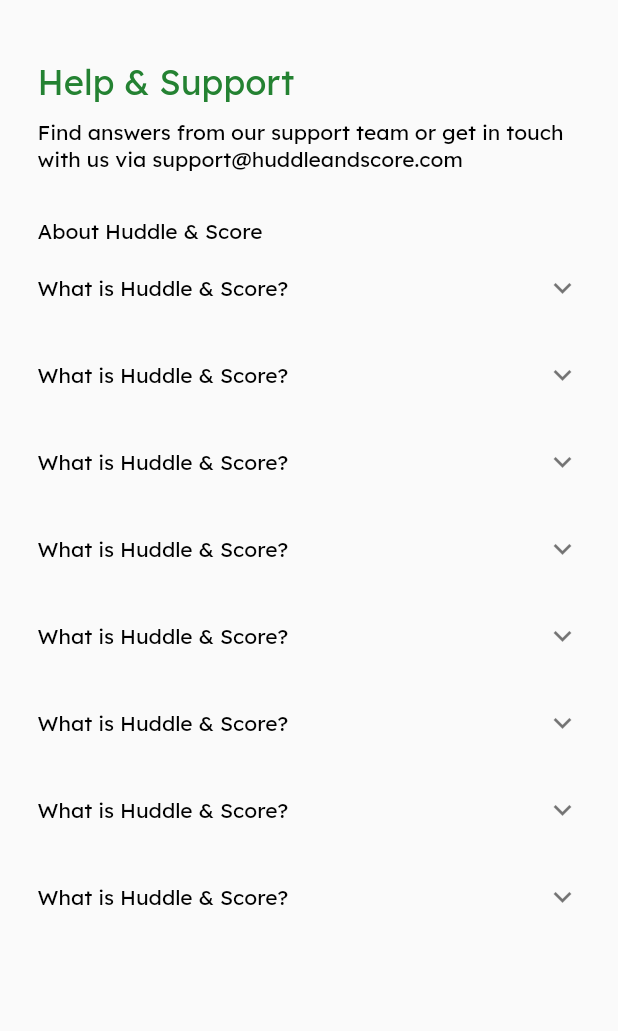
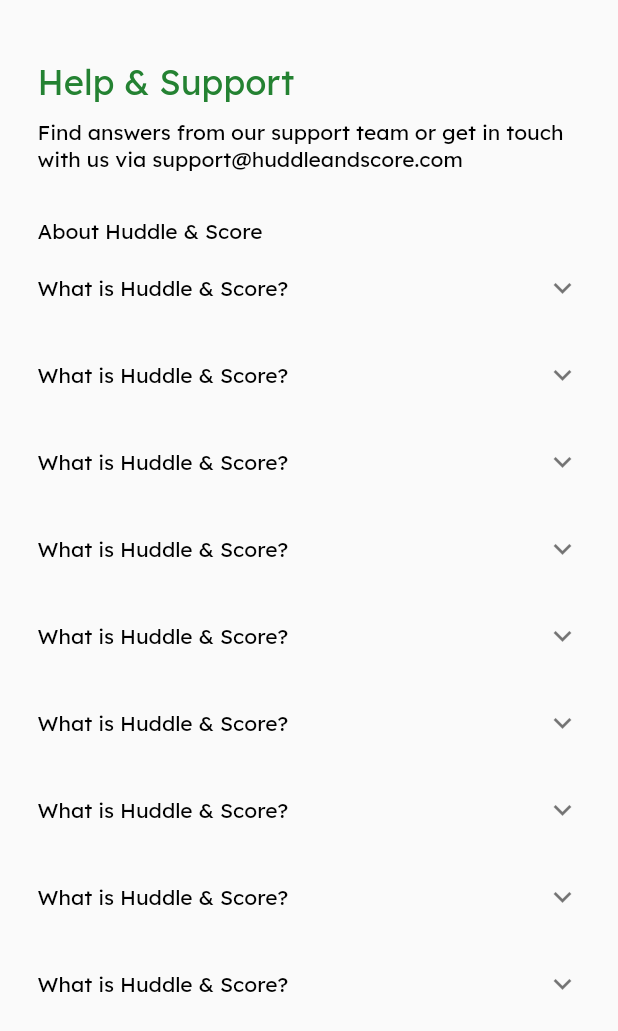
Before and after one commit to smit-mist/Huddle-Score, a Flutter app: the HelpAndSupportScreen screen opened directly, on a phone screen of 412 x 824 dp. Shown: the top 1031 px of the screen. Run offline on Flutter 3.47's test engine with Material 2 defaults, Android fonts, the phone set to English and light mode, and no system bars; our stand-ins replace bloc, camera, carousel_slider, cloud_firestore, equatable, firebase_auth and 7 more; missing offline and left inert: razorpay_flutter; accounts and stored records are empty; network calls fail.

Commit message:
small changes.

```diff
--- a/lib/screens/auth_and_user/user_profile_screen.dart
+++ b/lib/screens/auth_and_user/user_profile_screen.dart
@@ -1,11 +1,11 @@
 import 'package:firebase_auth/firebase_auth.dart';
 import 'package:flutter/material.dart';
 import 'package:google_fonts/google_fonts.dart';
-import 'package:huddle_and_score/screens/auth_and_user/about_app_screen.dart';
+import 'package:huddle_and_score/screens/static_screens/about_app_screen.dart';
 import 'package:huddle_and_score/screens/auth_and_user/edit_profile_screen.dart';
 
 import '../../constants.dart';
-import 'help_and_support_screen.dart';
+import '../static_screens/help_and_support_screen.dart';
 
 class UserProfileScreen extends StatefulWidget {
   final String name;
--- a/lib/screens/home_screen.dart
+++ b/lib/screens/home_screen.dart
@@ -89,7 +89,7 @@
                   ),
                   Container(
                     width: w * (350 / kScreenW),
-                    height: h * (230 / kScreenH),
+                    height: h * (260 / kScreenH),
                     child: GridView.builder(
                         itemCount: cities.length,
                         gridDelegate: SliverGridDelegateWithFixedCrossAxisCount(
--- a/lib/screens/auth_and_user/help_and_support_screen.dart
+++ b/lib/screens/static_screens/help_and_support_screen.dart
@@ -132,6 +132,17 @@
                     });
                   },
                 ),
+                Field(
+                  ans:
+                  'Huddle & Score is an unparalleled sports booking platform for turfs and tournaments. We are the bridge between the owners and organisers, and the players. With us, discover new turfs and tournaments around you, and book yourself a slot to play both casual games, as well as enter into prize-winning tournaments.',
+                  ques: 'What is Huddle & Score?',
+                  val: ok,
+                  onPressed: (bool nw) {
+                    setState(() {
+                      ok = nw;
+                    });
+                  },
+                ),
               ],
             ),
           ),
```
Also changed, not shown: lib/screens/static_screens/user_tnc.dart (+0 -8 lines), lib/screens/tournament/tournament_details.dart (+21 -1 lines), lib/screens/static_screens/about_app_screen.dart (renamed from lib/screens/auth_and_user/about_app_screen.dart).
